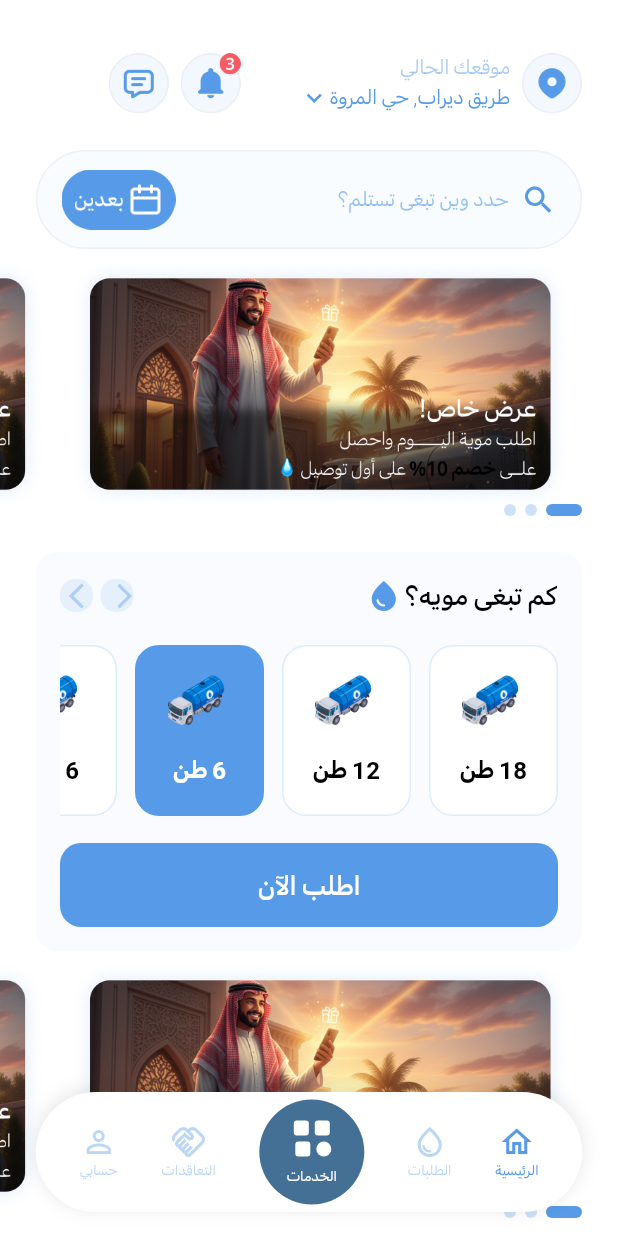
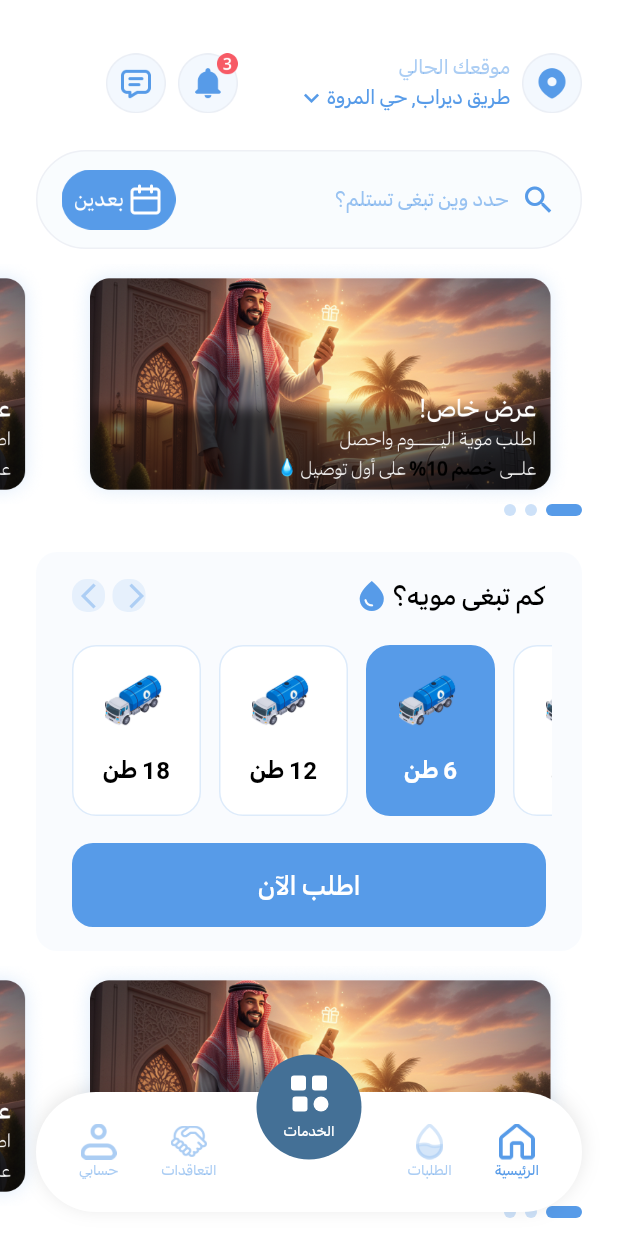
Before and after one commit to ABDO-OS/water, a Flutter app: the HomeView screen opened directly, on a phone screen of 412 x 824 dp. Run offline on Flutter 3.47's test engine with Material 3 defaults, Android fonts, the light colour scheme and no system bars; drawn by our look-alikes of smooth_page_indicator; our stand-ins replace video_player.

Commit message:
Add AppBar images, update bottom navigation bar to use image assets, and adjust font weight in AppFonts.dart for consistency. Enhance water quantity selector layout with improved padding and scroll behavior.

```diff
--- a/lib/core/utils/fonts/AppFonts.dart
+++ b/lib/core/utils/fonts/AppFonts.dart
@@ -15,7 +15,7 @@ class AppFonts {
   static TextStyle textRegular = TextStyle(
     fontFamily: arabicFont,
     fontSize: 14,
-    fontWeight: FontWeight.w300,
+    fontWeight: FontWeight.normal,
     color: Colors.black,
   );
   static TextStyle subTitleob = TextStyle(
--- a/lib/core/utils/widgets/bottomnavbar.dart
+++ b/lib/core/utils/widgets/bottomnavbar.dart
@@ -24,6 +24,13 @@ class _BottomNavBarState extends State<BottomNavBar> {
     return Container(
       margin: const EdgeInsets.symmetric(horizontal: 24, vertical: 16),
       height: 80,
+      child: Stack(
+        clipBehavior: Clip.none,
+        alignment: Alignment.bottomCenter,
+        children: [
+          // Bottom Navigation Bar Container
+          Container(
+            height: 80,
             decoration: BoxDecoration(
               borderRadius: BorderRadius.circular(70),
               color: Colors.white,
@@ -38,21 +45,38 @@ class _BottomNavBarState extends State<BottomNavBar> {
             child: Row(
               mainAxisAlignment: MainAxisAlignment.spaceEvenly,
               children: [
-          _buildNavItem(index: 4, icon: Icons.home_outlined, label: 'الرئيسية'),
-
+                _buildNavItem(
+                  index: 4,
+                  imagePath: 'assets/images/AppBar/home.png',
+                  label: 'الرئيسية',
+                ),
                 _buildNavItem(
                   index: 3,
-            icon: Icons.water_drop_outlined,
+                  imagePath: _selectedIndex == 3
+                      ? 'assets/images/AppBar/water2.png'
+                      : 'assets/images/AppBar/water.png',
                   label: 'الطلبات',
                 ),
-          _buildCenterButton(),
+                // Spacer for center button
+                const SizedBox(width: 70),
                 _buildNavItem(
                   index: 1,
-            icon: Icons.handshake_outlined,
+                  imagePath: 'assets/images/AppBar/handshake.png',
                   label: 'التعاقدات',
                 ),
-
-          _buildNavItem(index: 0, icon: Icons.person_outline, label: 'حسابي'),
+                _buildNavItem(
+                  index: 0,
+                  imagePath: 'assets/images/AppBar/Persone.png',
+                  label: 'حسابي',
+                ),
+              ],
+            ),
+          ),
+          // Center Button positioned to overflow
+          Positioned(
+            top: -25, // Half of 70 (button height) to position it half outside
+            child: _buildCenterButton(),
+          ),
         ],
       ),
     );
@@ -60,7 +84,7 @@ class _BottomNavBarState extends State<BottomNavBar> {
 
   Widget _buildNavItem({
     required int index,
-    required IconData icon,
+    required String imagePath,
     required String label,
   }) {
     final isSelected = _selectedIndex == index;
@@ -75,12 +99,14 @@ class _BottomNavBarState extends State<BottomNavBar> {
         child: Column(
           mainAxisSize: MainAxisSize.min,
           children: [
-            Icon(
-              icon,
-              size: 24,
-              color: isSelected
+            ColorFiltered(
+              colorFilter: ColorFilter.mode(
+                isSelected
                     ? AppColors.primaryColor
-                  : AppColors.primaryColor.withValues(alpha: 0.4),
+                    : AppColors.primaryColor.withValues(alpha: 0.5),
+                BlendMode.srcIn,
+              ),
+              child: Image.asset(imagePath, width: 24, height: 24),
             ),
             Text(
               label,
@@ -88,7 +114,7 @@ class _BottomNavBarState extends State<BottomNavBar> {
                 fontSize: 10,
                 color: isSelected
                     ? AppColors.primaryColor
-                    : AppColors.primaryColor.withValues(alpha: 0.4),
+                    : AppColors.primaryColor.withValues(alpha: 0.5),
               ),
             ),
           ],
@@ -110,6 +136,13 @@ class _BottomNavBarState extends State<BottomNavBar> {
         decoration: BoxDecoration(
           color: AppColors.centerbuttonColor,
           shape: BoxShape.circle,
+          // boxShadow: [
+          //   BoxShadow(
+          //     color: Colors.black.withValues(alpha: 0.15),
+          //     blurRadius: 12,
+          //     offset: const Offset(0, 4),
+          //   ),
+          // ],
         ),
         child: Column(
           mainAxisAlignment: MainAxisAlignment.center,
@@ -148,7 +181,7 @@ class _BottomNavBarState extends State<BottomNavBar> {
                     shape: BoxShape.circle,
                   ),
                 ),
-                SizedBox(width: 2),
+                const SizedBox(width: 2),
                 Container(
                   width: 10,
                   height: 10,
--- a/lib/features/home/widgets/water_quantity_selector.dart
+++ b/lib/features/home/widgets/water_quantity_selector.dart
@@ -17,14 +17,17 @@ class _WaterQuantitySelectorState extends State<WaterQuantitySelector> {
   Widget build(BuildContext context) {
     return Container(
       margin: const EdgeInsets.symmetric(horizontal: 24),
-      padding: const EdgeInsets.symmetric(vertical: 16, horizontal: 16),
+      padding: const EdgeInsets.symmetric(vertical: 16),
       decoration: BoxDecoration(
         color: AppColors.waterQuantityColor.withValues(alpha: 0.25),
         borderRadius: BorderRadius.circular(14),
       ),
       child: Column(
         children: [
-          Row(
+          // Title Row with horizontal padding
+          Padding(
+            padding: const EdgeInsets.symmetric(horizontal: 24),
+            child: Row(
               children: [
                 Text(
                   'كم تبغى مويه؟',
@@ -70,23 +73,40 @@ class _WaterQuantitySelectorState extends State<WaterQuantitySelector> {
                 ),
               ],
             ),
+          ),
           const SizedBox(height: 20),
-          SingleChildScrollView(
+          // Scrollable cards without padding - extend to edges
+          Padding(
+            padding: const EdgeInsets.only(
+              right: 20,
+            ), // Start from right edge with margin
+            child: SingleChildScrollView(
               scrollDirection: Axis.horizontal,
+              reverse: true, // Start from right side (Arabic RTL)
               child: Row(
                 children: [
-                _buildQuantityCard(3, '18 طن'),
+                  _buildQuantityCard(0, '6 طن'),
+                  const SizedBox(width: 12),
+                  _buildQuantityCard(1, '6 طن'),
                   const SizedBox(width: 12),
                   _buildQuantityCard(2, '12 طن'),
                   const SizedBox(width: 12),
-                _buildQuantityCard(1, '6 طن'),
-                const SizedBox(width: 12),
-                _buildQuantityCard(0, '6 طن'),
+                  _buildQuantityCard(3, '18 طن'),
+                  const SizedBox(width: 24), // Left padding for scroll end
                 ],
               ),
             ),
+          ),
           const SizedBox(height: 18),
-          CustomButton(title: 'اطلب الآن', onPressed: () {}, radius: 14),
+          // Button with horizontal padding
+          Padding(
+            padding: const EdgeInsets.symmetric(horizontal: 24),
+            child: CustomButton(
+              title: 'اطلب الآن',
+              onPressed: () {},
+              radius: 14,
+            ),
+          ),
         ],
       ),
     );
--- a/pubspec.yaml
+++ b/pubspec.yaml
@@ -63,6 +63,7 @@ flutter:
   assets:
     - assets/videos/
     - assets/images/
+    - assets/images/AppBar/
 
   # An image asset can refer to one or more resolution-specific "variants", see
   # https://flutter.dev/to/resolution-aware-images
```
Also changed, not shown: assets/images/AppBar/Persone.png (added), assets/images/AppBar/handshake.png (added), assets/images/AppBar/home.png (added), assets/images/AppBar/water.png (added), assets/images/AppBar/water2.png (added). Lines whose indentation alone changed are shown as unchanged.
